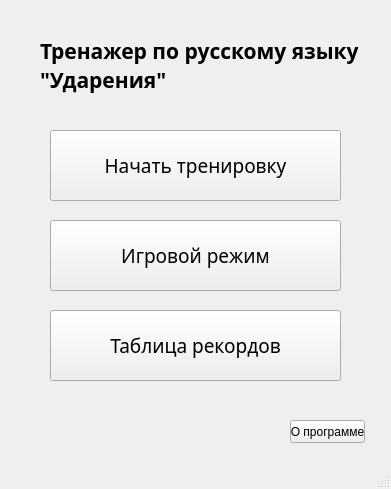
The window that RussianProject.ui (Kirlevi/RusProjectStress) describes before a commit, drawn with Qt 5.
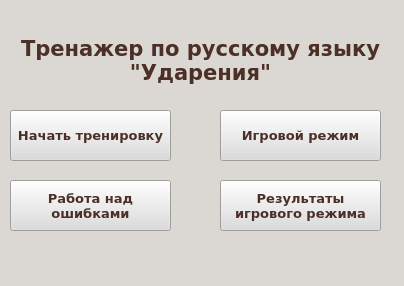
The same window after the commit.

Commit message: v1.5 -Добавлена работа над ошибками

```diff
--- a/RussianProject.ui
+++ b/RussianProject.ui
@@ -9,38 +9,53 @@
    <rect>
     <x>0</x>
     <y>0</y>
-    <width>391</width>
-    <height>489</height>
+    <width>404</width>
+    <height>286</height>
    </rect>
   </property>
+  <property name="font">
+   <font>
+    <pointsize>2</pointsize>
+   </font>
+  </property>
   <property name="cursor">
    <cursorShape>CrossCursor</cursorShape>
   </property>
   <property name="windowTitle">
    <string>Тренажер</string>
   </property>
+  <property name="styleSheet">
+   <string notr="true">background-color: rgb(219, 215, 210);</string>
+  </property>
   <widget class="QWidget" name="centralwidget">
    <widget class="QLabel" name="label">
     <property name="geometry">
      <rect>
-      <x>40</x>
+      <x>20</x>
       <y>20</y>
-      <width>341</width>
-      <height>91</height>
+      <width>361</width>
+      <height>81</height>
      </rect>
     </property>
     <property name="font">
      <font>
-      <family>NovemberPro-Black</family>
+      <family>Verdana</family>
       <pointsize>16</pointsize>
       <weight>75</weight>
       <italic>false</italic>
       <bold>true</bold>
       <underline>false</underline>
       <strikeout>false</strikeout>
+      <stylestrategy>PreferAntialias</stylestrategy>
       <kerning>true</kerning>
      </font>
     </property>
+    <property name="focusPolicy">
+     <enum>Qt::NoFocus</enum>
+    </property>
+    <property name="styleSheet">
+     <string notr="true">color: rgb(76, 47, 39);</string>
+    </property>
     <property name="text">
      <string>Тренажер по русскому языку 
  &quot;Ударения&quot;</string>
@@ -48,6 +63,9 @@
     <property name="textFormat">
      <enum>Qt::RichText</enum>
     </property>
+    <property name="alignment">
+     <set>Qt::AlignCenter</set>
+    </property>
     <property name="wordWrap">
      <bool>true</bool>
     </property>
@@ -55,18 +73,24 @@
    <widget class="QPushButton" name="start_training_btn">
     <property name="geometry">
      <rect>
-      <x>50</x>
-      <y>130</y>
-      <width>291</width>
-      <height>71</height>
+      <x>10</x>
+      <y>110</y>
+      <width>161</width>
+      <height>51</height>
      </rect>
     </property>
     <property name="font">
      <font>
-      <family>Microsoft JhengHei</family>
-      <pointsize>14</pointsize>
+      <family>Verdana</family>
+      <pointsize>10</pointsize>
+      <weight>75</weight>
+      <bold>true</bold>
      </font>
     </property>
+    <property name="styleSheet">
+     <string notr="true">color: rgb(76, 47, 39);
+background-color: rgb(220, 220, 220);</string>
+    </property>
     <property name="inputMethodHints">
      <set>Qt::ImhNone</set>
     </property>
@@ -74,34 +98,27 @@
      <string>Начать тренировку</string>
     </property>
    </widget>
-   <widget class="QPushButton" name="about_box_btn">
-    <property name="geometry">
-     <rect>
-      <x>290</x>
-      <y>420</y>
-      <width>75</width>
-      <height>23</height>
-     </rect>
-    </property>
-    <property name="text">
-     <string>О программе</string>
-    </property>
-   </widget>
    <widget class="QPushButton" name="game_mode_btn">
     <property name="geometry">
      <rect>
-      <x>50</x>
-      <y>220</y>
-      <width>291</width>
-      <height>71</height>
+      <x>220</x>
+      <y>110</y>
+      <width>161</width>
+      <height>51</height>
      </rect>
     </property>
     <property name="font">
      <font>
-      <family>Microsoft JhengHei</family>
-      <pointsize>14</pointsize>
+      <family>Verdana</family>
+      <pointsize>10</pointsize>
+      <weight>75</weight>
+      <bold>true</bold>
      </font>
     </property>
+    <property name="styleSheet">
+     <string notr="true">color: rgb(76, 47, 39);
+background-color: rgb(220, 220, 220);</string>
+    </property>
     <property name="inputMethodHints">
      <set>Qt::ImhNone</set>
     </property>
@@ -112,23 +129,65 @@
    <widget class="QPushButton" name="record_table_btn">
     <property name="geometry">
      <rect>
-      <x>50</x>
-      <y>310</y>
-      <width>291</width>
-      <height>71</height>
+      <x>220</x>
+      <y>180</y>
+      <width>161</width>
+      <height>51</height>
      </rect>
     </property>
     <property name="font">
      <font>
-      <family>Microsoft JhengHei</family>
-      <pointsize>14</pointsize>
+      <family>Verdana</family>
+      <pointsize>10</pointsize>
+      <weight>75</weight>
+      <bold>true</bold>
      </font>
     </property>
+    <property name="whatsThis">
+     <string>&lt;html&gt;&lt;head/&gt;&lt;body&gt;&lt;p&gt;&lt;br/&gt;&lt;/p&gt;&lt;/body&gt;&lt;/html&gt;</string>
+    </property>
+    <property name="styleSheet">
+     <string notr="true">color: rgb(76, 47, 39);
+background-color: rgb(220, 220, 220);</string>
+    </property>
     <property name="inputMethodHints">
      <set>Qt::ImhNone</set>
     </property>
     <property name="text">
-     <string>Таблица рекордов</string>
+     <string>Результаты
+игрового режима</string>
+    </property>
+    <property name="autoDefault">
+     <bool>false</bool>
+    </property>
+   </widget>
+   <widget class="QPushButton" name="work_on_mistakes_btn">
+    <property name="geometry">
+     <rect>
+      <x>10</x>
+      <y>180</y>
+      <width>161</width>
+      <height>51</height>
+     </rect>
+    </property>
+    <property name="font">
+     <font>
+      <family>Verdana</family>
+      <pointsize>10</pointsize>
+      <weight>75</weight>
+      <bold>true</bold>
+     </font>
+    </property>
+    <property name="styleSheet">
+     <string notr="true">color: rgb(76, 47, 39);
+background-color: rgb(220, 220, 220);</string>
+    </property>
+    <property name="inputMethodHints">
+     <set>Qt::ImhNone</set>
+    </property>
+    <property name="text">
+     <string>Работа над
+ошибками</string>
     </property>
    </widget>
   </widget>
```
Left out of the diff: 2 changed lines with no effect on the pictures. The commit also changes 14 other files.
